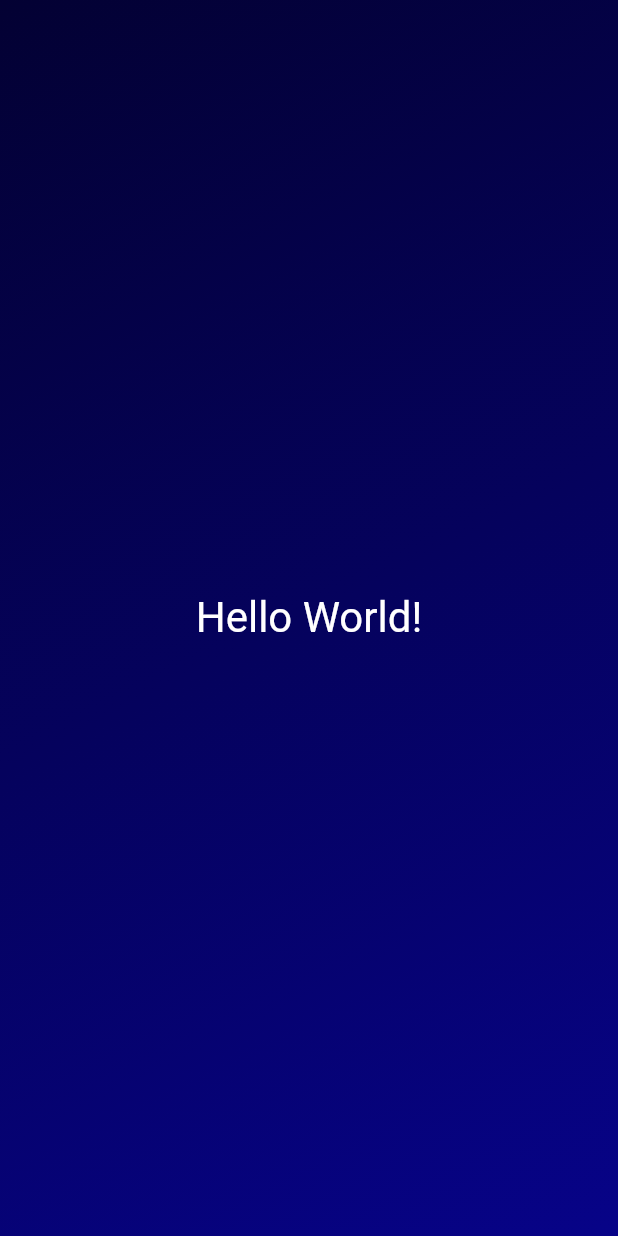
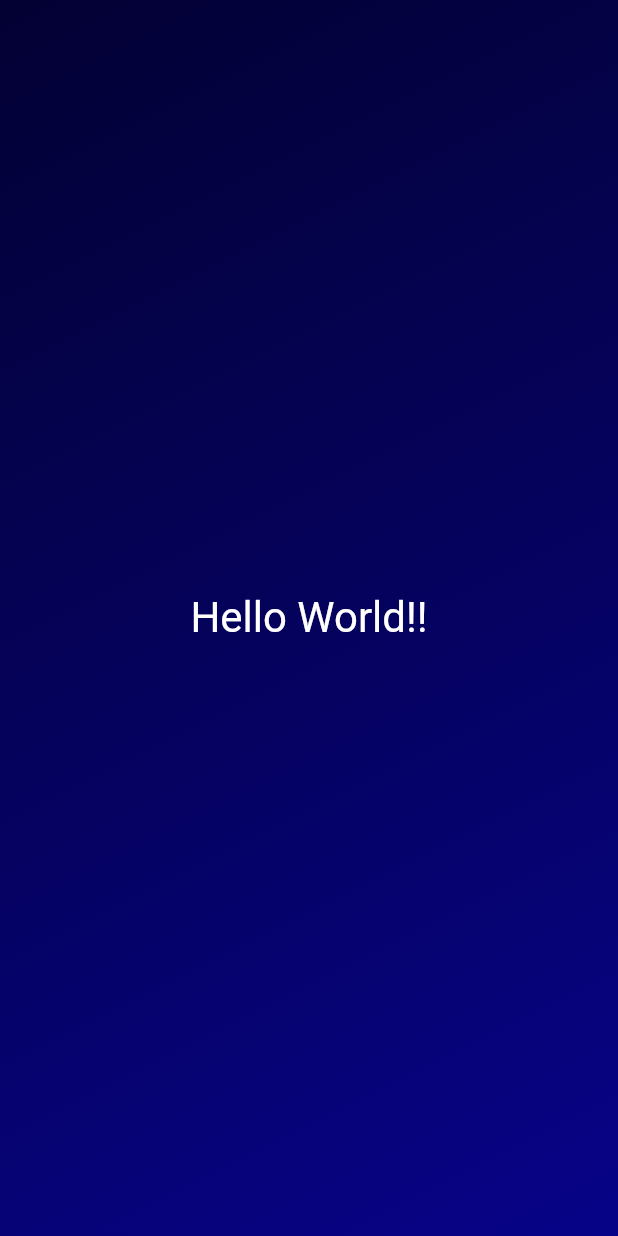
Before and after one commit to satyajeetmanu/dice_roller_flutter, a Flutter app: the screen it shows after launch, on a phone screen of 412 x 824 dp. Run offline on Flutter 3.47's test engine with Material 2 defaults, Android fonts, the phone set to English and light mode, and no system bars.

Commit message:
split code into different files

```diff
--- /dev/null
+++ b/lib/gradient_container.dart
@@ -0,0 +1,26 @@
+import 'package:dice_roller/styled_text.dart';
+import 'package:flutter/material.dart';
+
+class GradientContainer extends StatelessWidget {
+  const GradientContainer({super.key});
+
+  @override
+  Widget build(BuildContext context) {
+    return Container(
+      decoration: const BoxDecoration(
+        gradient: LinearGradient(
+          colors: [
+            Color.fromARGB(255, 3, 1, 51),
+            Color.fromARGB(255, 5, 2, 93),
+            Color.fromARGB(255, 7, 3, 136),
+          ],
+          begin: Alignment.topLeft,
+          end: Alignment.bottomRight,
+        ),
+      ),
+      child: const Center(
+        child: StyledText(),
+      ),
+    );
+  }
+}
--- a/lib/main.dart
+++ b/lib/main.dart
@@ -1,3 +1,4 @@
+import 'package:dice_roller/gradient_container.dart';
 import 'package:flutter/material.dart';
 
 void main() {
@@ -9,30 +10,3 @@ void main() {
     ),
   );
 }
-
-class GradientContainer extends StatelessWidget {
-  const GradientContainer({super.key});
-
-  @override
-  Widget build(BuildContext context) {
-    return Container(
-      decoration: const BoxDecoration(
-        gradient: LinearGradient(
-          colors: [
-            Color.fromARGB(255, 3, 1, 51),
-            Color.fromARGB(255, 5, 2, 93),
-            Color.fromARGB(255, 7, 3, 136),
-          ],
-          begin: Alignment.topLeft,
-          end: Alignment.bottomRight,
-        ),
-      ),
-      child: const Center(
-        child: Text(
-          'Hello World!',
-          style: TextStyle(fontSize: 28, color: Colors.white),
-        ),
-      ),
-    );
-  }
-}
--- /dev/null
+++ b/lib/styled_text.dart
@@ -0,0 +1,16 @@
+import 'package:flutter/material.dart';
+
+class StyledText extends StatelessWidget {
+  const StyledText({super.key});
+
+  @override
+  Widget build(BuildContext context) {
+    return const Text(
+      'Hello World!!',
+      style: TextStyle(
+        fontSize: 28,
+        color: Colors.white,
+      ),
+    );
+  }
+}
```
